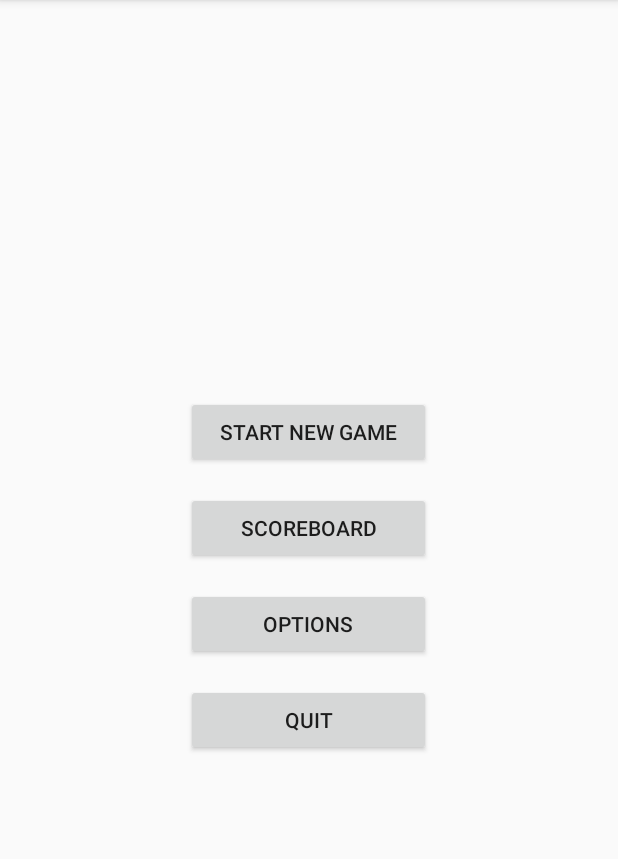
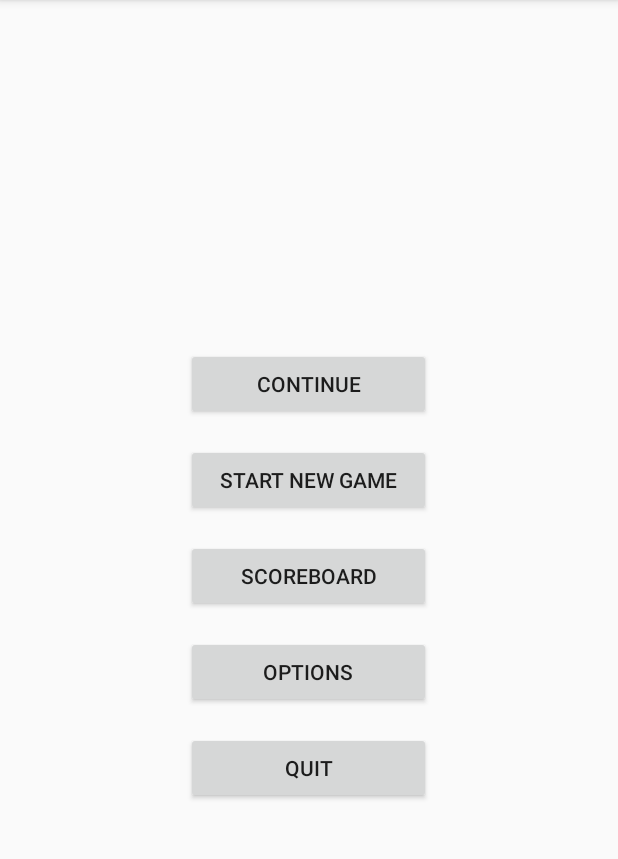
Before and after one commit to Hobajt/DynaBlaster, an Android app: the layout activity_main.xml on its own in the app's theme, with its tools: preview values and no code run, on a phone screen of 412 x 824 dp, the part 84-943 px from its top. Run offline under Robolectric (Android 15) with nearby library versions, the phone set to English and light mode, and no system bars.

Commit message:
don't know, don't remember

```diff
--- a/app/src/main/res/layout/activity_main.xml
+++ b/app/src/main/res/layout/activity_main.xml
@@ -14,15 +14,30 @@
         android:orientation="vertical">
 
         <Button
-            android:id="@+id/menu_main_startGameBtn"
+            android:id="@+id/menu_main_gameContinueBtn"
             android:layout_width="163dp"
             android:layout_height="wrap_content"
             android:layout_marginStart="8dp"
             android:layout_marginTop="8dp"
             android:layout_marginEnd="8dp"
             android:layout_marginBottom="8dp"
-            android:onClick="startGame"
-            android:text="@string/menu_startGame"
+            android:onClick="gameContinue"
+            android:text="@string/menu_gameContinue"
+            app:layout_constraintBottom_toBottomOf="parent"
+            app:layout_constraintEnd_toEndOf="parent"
+            app:layout_constraintStart_toStartOf="parent"
+            app:layout_constraintTop_toTopOf="parent" />
+
+        <Button
+            android:id="@+id/menu_main_gameNewBtn"
+            android:layout_width="163dp"
+            android:layout_height="wrap_content"
+            android:layout_marginStart="8dp"
+            android:layout_marginTop="8dp"
+            android:layout_marginEnd="8dp"
+            android:layout_marginBottom="8dp"
+            android:onClick="gameNew"
+            android:text="@string/menu_gameNew"
             app:layout_constraintBottom_toBottomOf="parent"
             app:layout_constraintEnd_toEndOf="parent"
             app:layout_constraintStart_toStartOf="parent"
@@ -56,7 +71,7 @@
             app:layout_constraintBottom_toBottomOf="parent"
             app:layout_constraintEnd_toEndOf="parent"
             app:layout_constraintStart_toStartOf="parent"
-            app:layout_constraintTop_toBottomOf="@+id/menu_main_startGameBtn"
+            app:layout_constraintTop_toBottomOf="@+id/menu_main_gameContinueBtn"
             app:layout_constraintVertical_bias="0.048" />
 
         <Button
--- a/app/src/main/res/values/strings.xml
+++ b/app/src/main/res/values/strings.xml
@@ -1,6 +1,5 @@
 <resources>
     <string name="app_name">DynaBlaster</string>
-    <string name="menu_startGame">Start New Game</string>
     <string name="menu_quit">Quit</string>
     <string name="menu_options">Options</string>
     <string name="menu_back">Back</string>
@@ -9,5 +8,6 @@
     <string name="prefs_name">com.kopecrad.dynablaster.gameprefs</string>
     <string name="menu_sound">Enable sound</string>
     <string name="menu_scoreboard">Scoreboard</string>
-    <string name="menu_startGameContinue">Continue</string>
+    <string name="menu_gameNew">Start new game</string>
+    <string name="menu_gameContinue">Continue</string>
 </resources>
```
Also changed, not shown: app/src/main/assets/levels/level1.xml (added, +29 -0 lines), app/src/main/java/com/kopecrad/dynablaster/activity/GameActivity.java (+2 -29 lines), app/src/main/java/com/kopecrad/dynablaster/activity/MainActivity.java (+47 -28 lines), app/src/main/java/com/kopecrad/dynablaster/game/infrastructure/Scene.java (+11 -4 lines), app/src/main/java/com/kopecrad/dynablaster/game/infrastructure/level/LevelData.java (+23 -0 lines), app/src/main/java/com/kopecrad/dynablaster/game/infrastructure/level/LevelState.java (deleted, +0 -9 lines), app/src/main/java/com/kopecrad/dynablaster/game/infrastructure/level/PlayerProgress.java (added, +102 -0 lines), app/src/main/java/com/kopecrad/dynablaster/game/infrastructure/level/WinConditions.java (added, +14 -0 lines).
